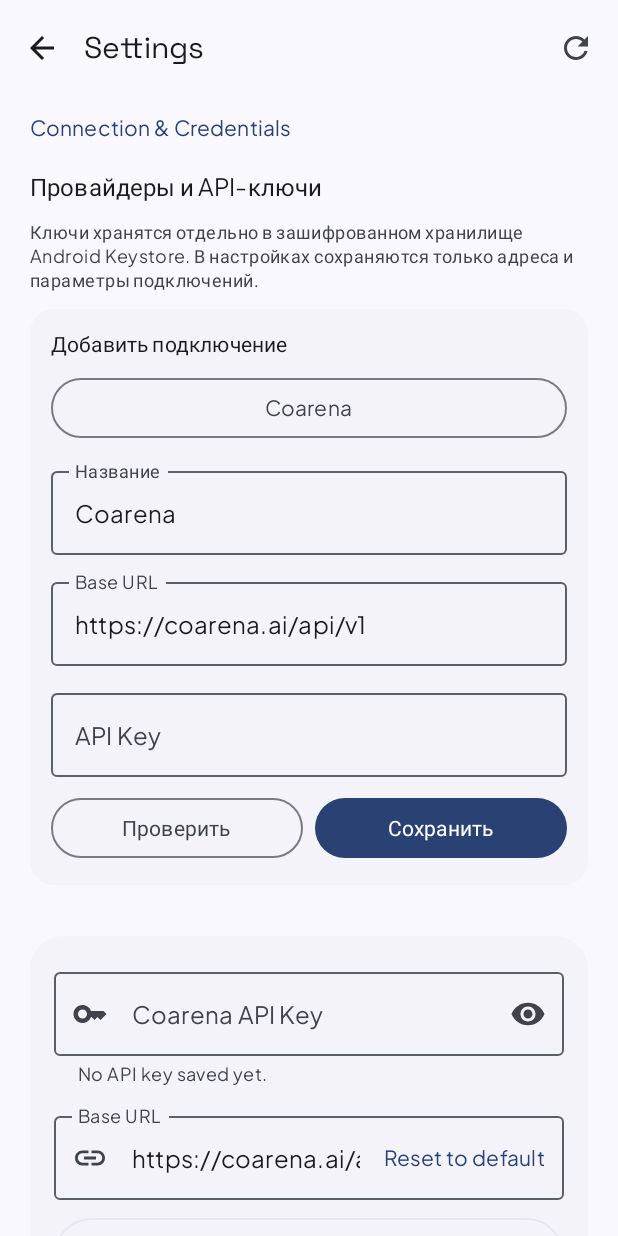
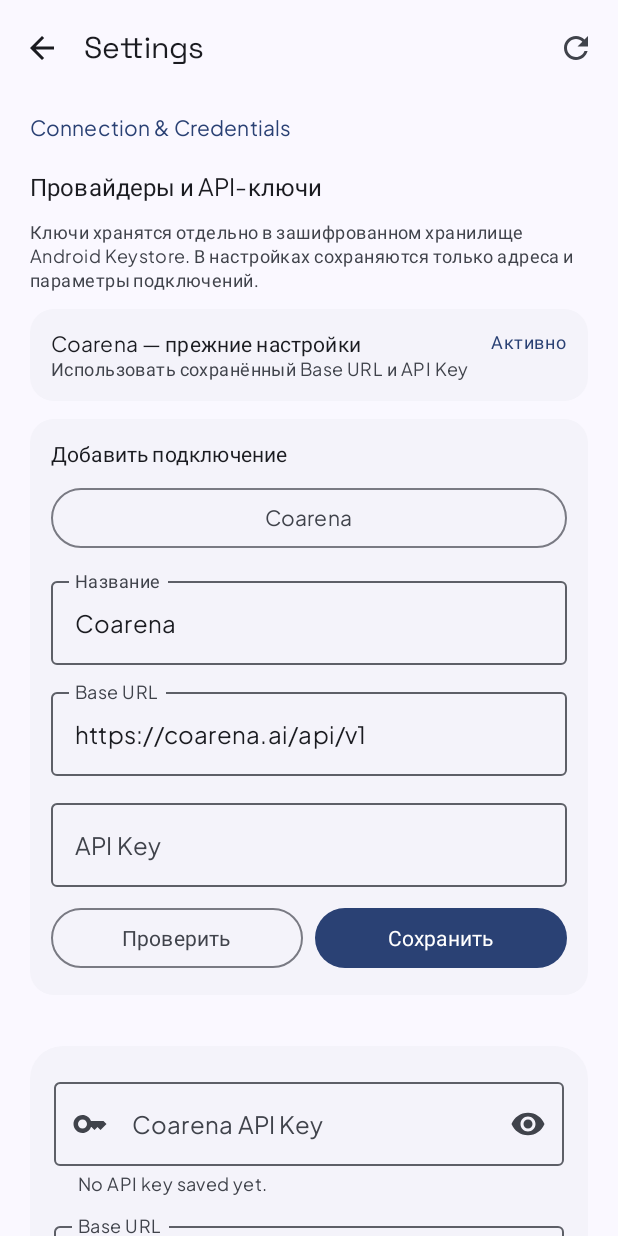
Before and after one commit to m4x1mu512/ArenaAI, an Android app built with Jetpack Compose: the SettingsScreen screen opened through its navigation route, on a phone screen of 412 x 824 dp. Run offline under Robolectric (Android 15) with nearby library versions, the phone set to English and light mode, and no system bars; our stand-ins replace Dagger/Hilt's generated code, Room's generated code.

Commit message:
Add legacy Coarena connection to provider selector

```diff
--- a/app/src/main/java/com/example/ui/settings/ProviderConnectionsSection.kt
+++ b/app/src/main/java/com/example/ui/settings/ProviderConnectionsSection.kt
@@ -46,6 +46,28 @@ fun ProviderConnectionsSection(
             style = MaterialTheme.typography.bodySmall,
             color = MaterialTheme.colorScheme.onSurfaceVariant,
         )
+
+        Card(
+            modifier = Modifier.fillMaxWidth(),
+            colors = CardDefaults.cardColors(containerColor = MaterialTheme.colorScheme.surfaceContainerLow),
+        ) {
+            Row(
+                modifier = Modifier.fillMaxWidth().padding(14.dp),
+                horizontalArrangement = Arrangement.SpaceBetween,
+            ) {
+                Column(modifier = Modifier.weight(1f)) {
+                    Text("Coarena — прежние настройки", style = MaterialTheme.typography.titleSmall)
+                    Text("Использовать сохранённый Base URL и API Key", style = MaterialTheme.typography.bodySmall, color = MaterialTheme.colorScheme.onSurfaceVariant)
+                }
+                if (state.activeConnectionId == null) {
+                    Text("Активно", color = MaterialTheme.colorScheme.primary, style = MaterialTheme.typography.labelMedium)
+                } else {
+                    TextButton(onClick = viewModel::setLegacyCoarenaActive) {
+                        Text("Использовать")
+                    }
+                }
+            }
+        }
 
         state.connections.forEach { connection ->
             Card(
```
